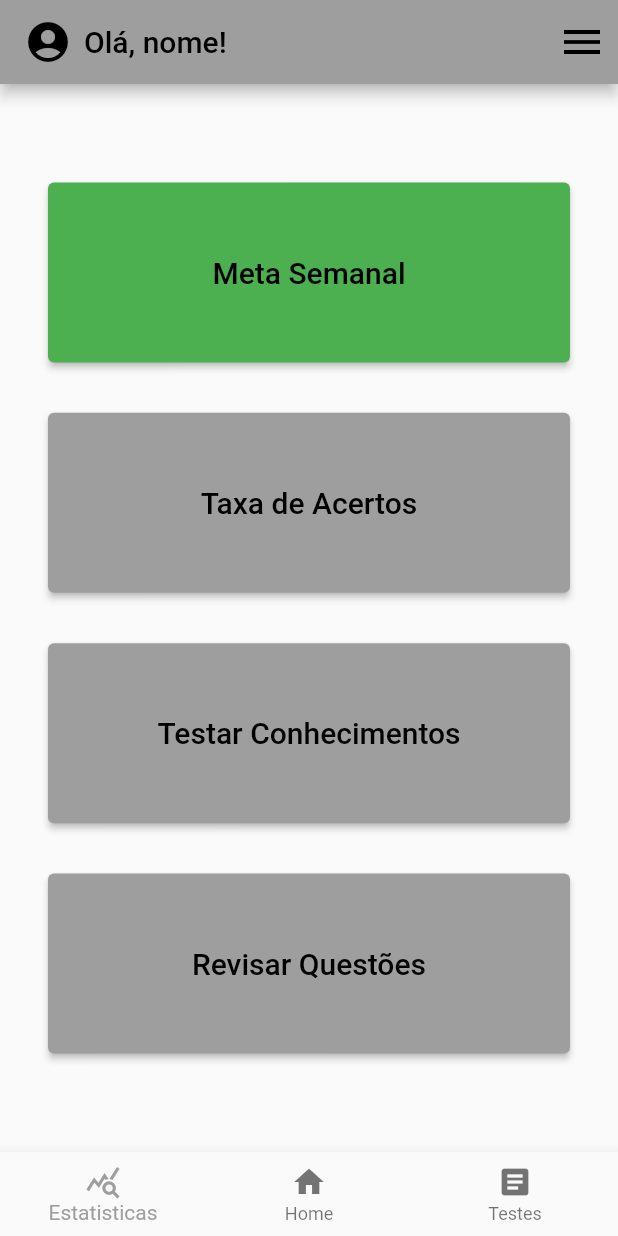
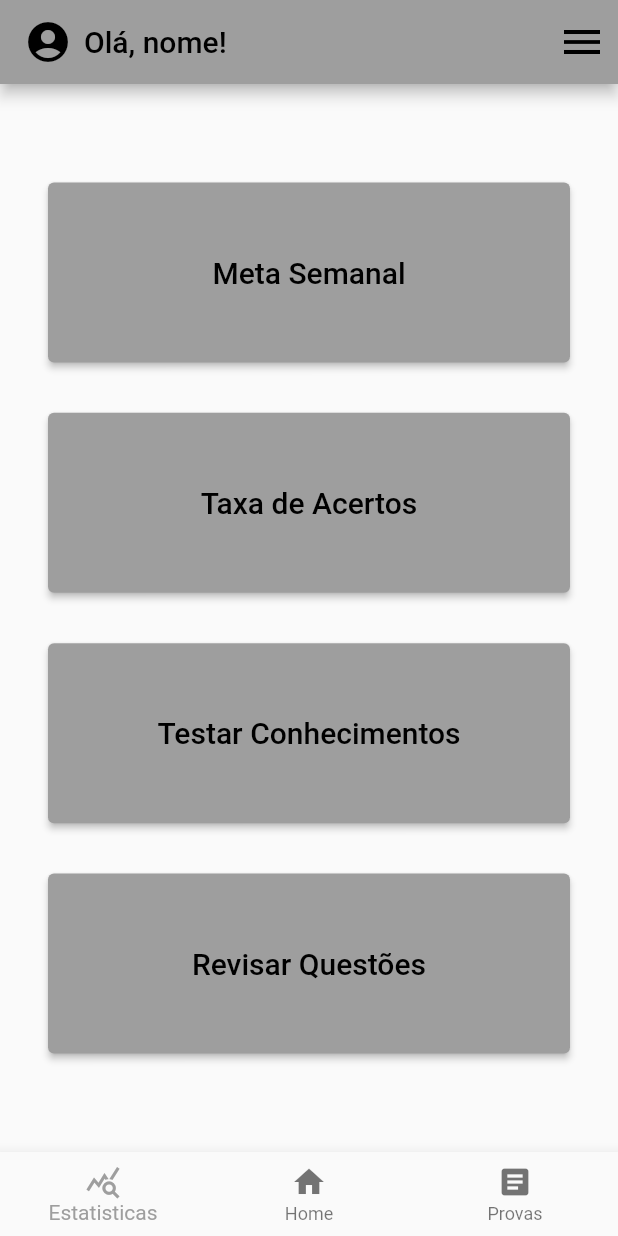
Before and after one commit to BA-Score-UP/scoreup_app, a Flutter app: the screen it shows after launch, on a phone screen of 412 x 824 dp. Run offline on Flutter 3.47's test engine with Material 2 defaults, Android fonts, the phone set to English and light mode, and no system bars.

Commit message:
Revert "Feat: change home page"

```diff
--- a/lib/src/presentation/pages/home.dart
+++ b/lib/src/presentation/pages/home.dart
@@ -24,7 +24,6 @@ class HomePage extends StatelessWidget {
               height: sizedBoxHeight,
               child: ElevatedButton(
                 onPressed: () => {},
-                style: const ButtonStyle(backgroundColor: MaterialStatePropertyAll(Colors.green)),
                 child: const Text(
                   'Meta Semanal',
                   style: TextStyle(fontSize: 20),
--- a/lib/src/presentation/widgets/nav_bar.dart
+++ b/lib/src/presentation/widgets/nav_bar.dart
@@ -19,7 +19,7 @@ class Nav extends StatelessWidget {
         ),
         BottomNavigationBarItem(
           icon: Icon(Icons.article),
-          label: 'Testes',
+          label: 'Provas',
         )
       ]
     );
```
